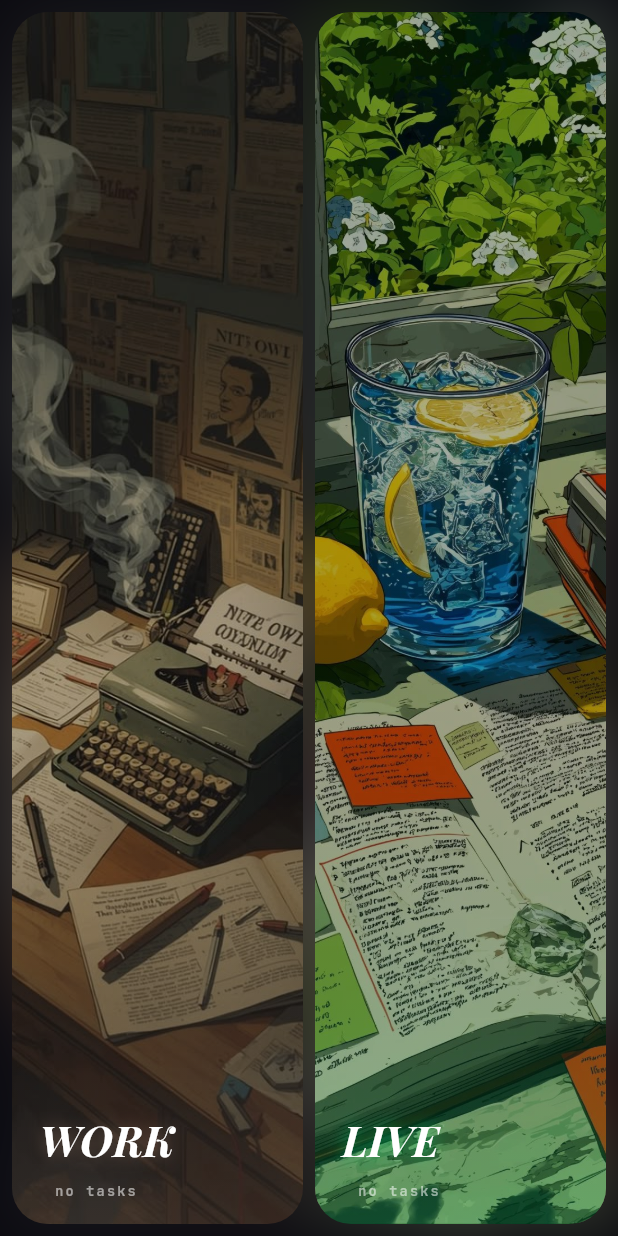
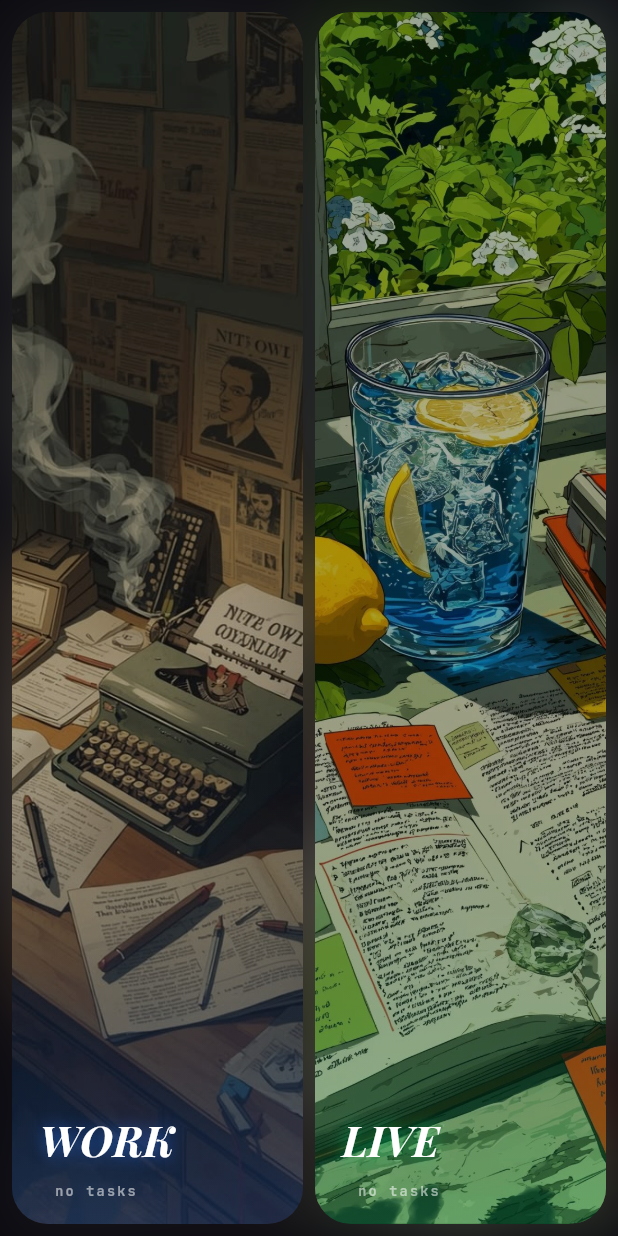
Before and after one commit to hamzayevmaqsud/no_tomorrow, a Flutter app: the TasksMenuScreen screen opened directly, on a phone screen of 412 x 824 dp. Run offline on Flutter 3.47's test engine with Material 3 defaults, Android fonts, the phone set to English and light mode, and no system bars; our stand-ins replace google_fonts, lottie, video_player.

Commit message:
revert: restore tasks color to original vivid blue #2979FF
Co-Authored-By: Claude Opus 4.6 (1M context) <noreply@anthropic.com>

```diff
--- a/lib/screens/tasks_menu_screen.dart
+++ b/lib/screens/tasks_menu_screen.dart
@@ -56,7 +56,7 @@ class TasksMenuScreen extends StatelessWidget {
                       category: TaskCategory.work,
                       label: 'WORK',
                       imagePath: 'assets/collection/Tasks menu/Work.jpg',
-                      color: const Color(0xFF8B6E5A),
+                      color: const Color(0xFF2979FF),
                     ),
                   ),
                   const SizedBox(width: 8),
--- a/lib/theme/app_colors.dart
+++ b/lib/theme/app_colors.dart
@@ -26,7 +26,7 @@ class AppColors {
   static const warning = Color(0xFFFFD700);
 
   // Section colors
-  static const tasks       = Color(0xFF8B6E5A); // warm taupe (tasks only)
+  static const tasks       = Color(0xFF2979FF); // vivid blue
   static const habits      = Color(0xFFAA00FF); // vivid purple
   static const workouts    = Color(0xFFFF5722); // deep orange
   static const abstinences = Color(0xFFFF1744); // vivid red
```
